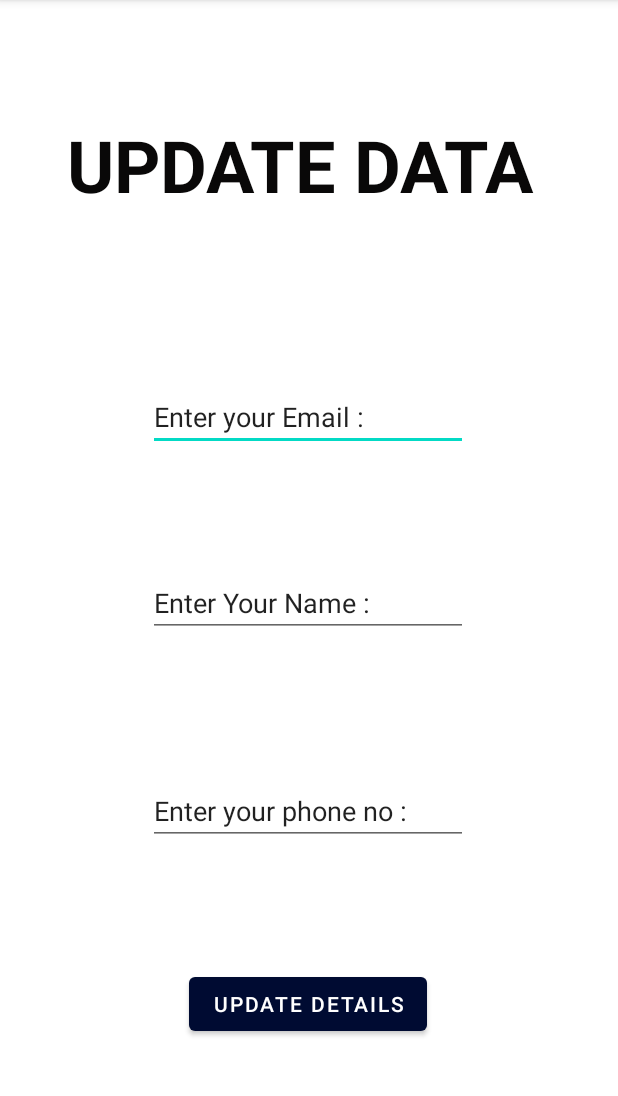
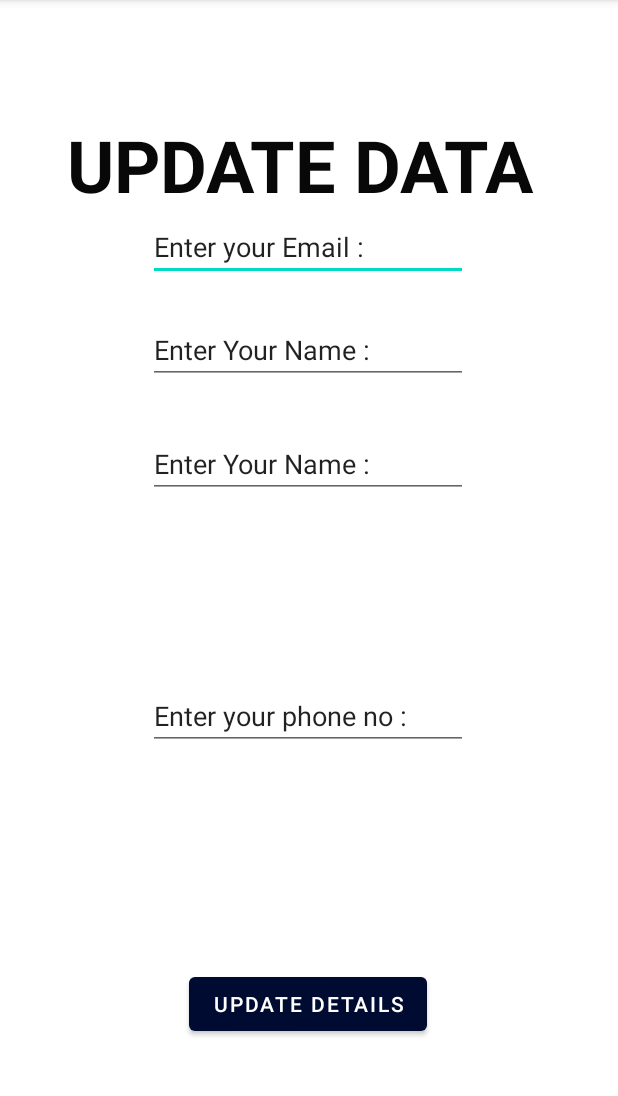
Before and after one commit to shas99/Spinner-Bike-Managment, an Android app: the UpdateUserDetailsActivity screen opened directly, with no data from a screen before it, after a tap on "UPDATE DETAILS", on a phone screen of 412 x 824 dp, the part 84-1180 px from its top. Run offline under Robolectric (Android 15) with nearby library versions, the phone set to English and light mode, and no system bars; our stand-ins replace Firebase (no records; nobody signed in at launch, a user with empty details on screens opened directly); Roboto replaces fonts that are not available here.

Commit message:
"Chathushka update"

```diff
--- a/Spinner_app/app/src/main/java/com/example/spinner/UpdateUserDetailsActivity.java
+++ b/Spinner_app/app/src/main/java/com/example/spinner/UpdateUserDetailsActivity.java
@@ -7,7 +7,9 @@ import android.os.Bundle;
 import android.view.View;
 import android.widget.Button;
 import android.widget.EditText;
+import android.widget.TextView;
 import android.widget.Toast;
+import java.util.*;
 
 import com.google.android.gms.tasks.OnFailureListener;
 import com.google.android.gms.tasks.OnSuccessListener;
@@ -18,55 +20,45 @@ import java.util.HashMap;
 
 public class UpdateUserDetailsActivity extends AppCompatActivity {
 
-EditText emailEdit,nameEdit,phoneEdit;
+    DatabaseReference reference;
+    public String ID;
 
-    FirebaseDatabase db =FirebaseDatabase.getInstance();
-    private DatabaseReference reference;
+    EditText emailEdit, nameEdit, phoneEdit, gmail;
+
+    FirebaseDatabase db = FirebaseDatabase.getInstance();
+
+
     private String userID;
     private Button updateBtn1;
-    DatabaseReference myRef =db.getReference("UsersProfile");
+
+
+    DatabaseReference myRef = db.getReference("UsersProfile");
+
+
+    @Override
+    protected void onCreate(Bundle savedInstanceState) {
+        reference = FirebaseDatabase.getInstance().getReference("UsersProfile");
+        ID = UserDetails.ID();
+
+
+        super.onCreate(savedInstanceState);
+        setContentView(R.layout.activity_update_user_details);
 
 
 
 
-    @Override
-    protected void onCreate(Bundle savedInstanceState) {
+    }
 
-        super.onCreate(savedInstanceState);
-        setContentView(R.layout.activity_update_user_details);
+    public void google(View view){
 
-        emailEdit=findViewById(R.id.UpdateEmailInput500);
-        nameEdit=findViewById(R.id.NameUpdateText500);
-        phoneEdit=findViewById(R.id.MobileNumberUpdate500);
-        updateBtn1=findViewById(R.id.updateDetailsBtn);
+        if(isChaged()){
+            Toast.makeText(this, "Data has been updated", Toast.LENGTH_SHORT).show();
+        }
 
-updateBtn1.setOnClickListener(new View.OnClickListener() {
-    @Override
-    public void onClick(View v) {
-        String email = emailEdit.getText().toString().trim();
-        String name =nameEdit.getText().toString().trim();
-        String phone =phoneEdit.getText().toString().trim();
 
-        HashMap hashMap =new HashMap();
-        hashMap.put("Email",email);
-        hashMap.put("Name",name);
-        hashMap.put("MobileNo",phone );
-        myRef.updateChildren(hashMap).addOnSuccessListener(new OnSuccessListener() {
-            @Override
-            public void onSuccess(Object o) {
-                Toast.makeText(UpdateUserDetailsActivity.this, "Data Updated", Toast.LENGTH_SHORT).show();
+    }
 
-            }
-        }).addOnFailureListener(new OnFailureListener() {
-            @Override
-            public void onFailure(@NonNull Exception e) {
-                Toast.makeText(UpdateUserDetailsActivity.this, "Error in updating", Toast.LENGTH_SHORT).show();
-
-            }
-
-        });
-    }
-});
+    private boolean isChaged(){
 
 
 
@@ -74,8 +66,39 @@ updateBtn1.setOnClickListener(new View.OnClickListener() {
 
 
 
+            gmail = findViewById(R.id.google);
+            nameEdit = findViewById(R.id.NameUpdateText500);
+            phoneEdit = findViewById(R.id.MobileNumberUpdate500);
+            updateBtn1 = findViewById(R.id.updateDetailsBtn);
+
+            String email = gmail.getText().toString().trim();
+            String name = nameEdit.getText().toString().trim();
+            String phone = phoneEdit.getText().toString().trim();
+
+
+
+
+            System.out.println("qqqq" + email + name + phone);
+
+            reference.child(ID).child("email").setValue(email);
+
+
+            reference.child(ID).child("name").setValue(name);
+
+
+
+
+            reference.child(ID).child("mobileNo").setValue(phone);
+
+
+
+
+
+            return true;
+
+
+
     }
 
 
-
 }
--- a/Spinner_app/app/src/main/res/layout/activity_update_user_details.xml
+++ b/Spinner_app/app/src/main/res/layout/activity_update_user_details.xml
@@ -28,12 +28,10 @@
         android:ems="10"
         android:inputType="textPersonName"
         android:text="Enter your Email :"
-        app:layout_constraintBottom_toBottomOf="parent"
         app:layout_constraintEnd_toEndOf="parent"
         app:layout_constraintHorizontal_bias="0.497"
         app:layout_constraintStart_toStartOf="parent"
-        app:layout_constraintTop_toBottomOf="@+id/UpdateBanner1"
-        app:layout_constraintVertical_bias="0.195" />
+        app:layout_constraintTop_toBottomOf="@+id/UpdateBanner1" />
 
     <EditText
         android:id="@+id/NameUpdateText500"
@@ -48,6 +46,20 @@
         app:layout_constraintStart_toStartOf="parent"
         app:layout_constraintTop_toBottomOf="@+id/UpdateEmailText500"
         app:layout_constraintVertical_bias="0.186" />
+
+    <EditText
+        android:id="@+id/google"
+        android:layout_width="wrap_content"
+        android:layout_height="wrap_content"
+        android:ems="10"
+        android:inputType="textPersonName"
+        android:text="Enter Your Name :"
+        app:layout_constraintBottom_toBottomOf="parent"
+        app:layout_constraintEnd_toEndOf="parent"
+        app:layout_constraintHorizontal_bias="0.497"
+        app:layout_constraintStart_toStartOf="parent"
+        app:layout_constraintTop_toBottomOf="@+id/UpdateEmailText500"
+        app:layout_constraintVertical_bias="0.043" />
 
     <EditText
         android:id="@+id/MobileNumberUpdate500"
@@ -67,6 +79,7 @@
         android:id="@+id/updateDetailsBtn"
         android:layout_width="wrap_content"
         android:layout_height="wrap_content"
+        android:onClick="google"
         android:text="Update Details"
         app:layout_constraintBottom_toBottomOf="parent"
         app:layout_constraintEnd_toEndOf="parent"
@@ -74,4 +87,5 @@
         app:layout_constraintStart_toStartOf="parent"
         app:layout_constraintTop_toTopOf="parent"
         app:layout_constraintVertical_bias="0.896" />
+
 </androidx.constraintlayout.widget.ConstraintLayout>
```
